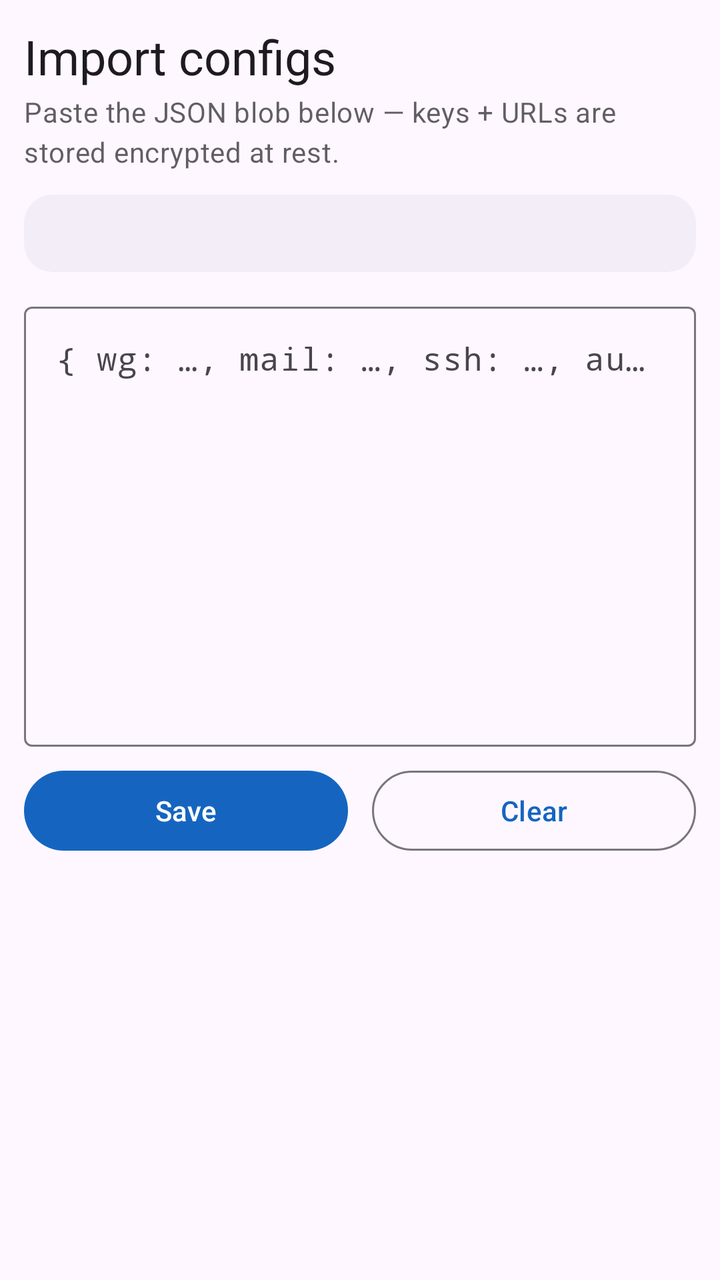
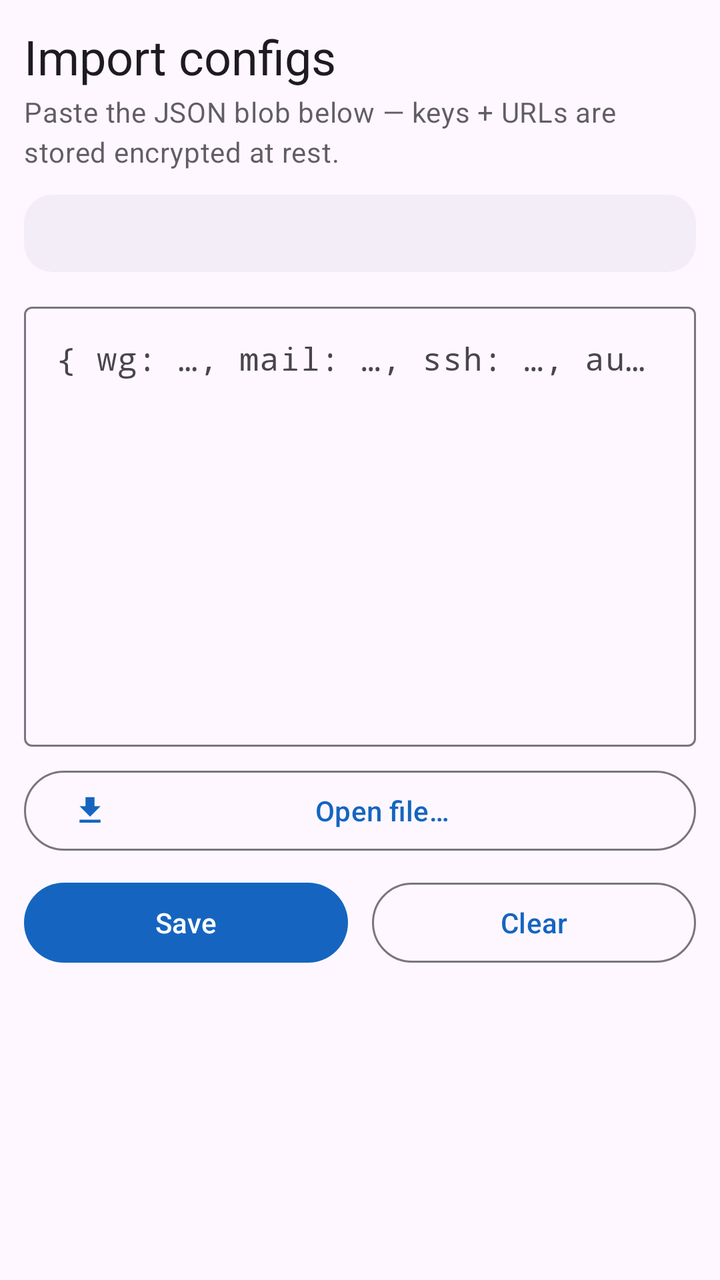

Screens rendered from an Android XML layout before and after an edit, with the pre-edit source and the edit as a unified diff.
<!-- AndroidManifest.xml: application theme Theme.Superapp -->
<!-- res/layout/fragment_import_configs.xml -->
<?xml version="1.0" encoding="utf-8"?>
<ScrollView xmlns:android="http://schemas.android.com/apk/res/android"
    xmlns:app="http://schemas.android.com/apk/res-auto"
    android:layout_width="match_parent"
    android:layout_height="match_parent"
    android:fillViewport="true">

    <LinearLayout
        android:layout_width="match_parent"
        android:layout_height="wrap_content"
        android:orientation="vertical"
        android:padding="12dp">

        <TextView
            android:layout_width="match_parent"
            android:layout_height="wrap_content"
            android:textColor="?attr/colorOnSurface"
            android:textAppearance="?attr/textAppearanceHeadlineSmall"
            android:text="@string/import_title" />

        <TextView
            android:layout_width="match_parent"
            android:layout_height="wrap_content"
            android:layout_marginTop="2dp"
            android:alpha="0.7"
            android:textAppearance="?attr/textAppearanceBodyMedium"
            android:text="@string/import_subtitle" />

        <com.google.android.material.card.MaterialCardView
            android:layout_width="match_parent"
            android:layout_height="wrap_content"
            android:layout_marginTop="12dp"
            app:cardCornerRadius="14dp"
            app:cardElevation="0dp"
            app:strokeWidth="0dp"
            app:cardBackgroundColor="?attr/colorSurfaceContainer">

            <TextView
                android:id="@+id/import_schema"
                android:layout_width="match_parent"
                android:layout_height="wrap_content"
                android:padding="12dp"
                android:fontFamily="monospace"
                android:textIsSelectable="true"
                android:textAppearance="?attr/textAppearanceLabelSmall" />
        </com.google.android.material.card.MaterialCardView>

        <com.google.android.material.textfield.TextInputLayout
            android:layout_width="match_parent"
            android:layout_height="wrap_content"
            android:layout_marginTop="12dp"
            android:hint="@string/import_input_hint">

            <com.google.android.material.textfield.TextInputEditText
                android:id="@+id/import_input"
                android:layout_width="match_parent"
                android:layout_height="220dp"
                android:gravity="top"
                android:fontFamily="monospace"
                android:inputType="textMultiLine|textNoSuggestions"
                android:textIsSelectable="true" />
        </com.google.android.material.textfield.TextInputLayout>

        <LinearLayout
            android:layout_width="match_parent"
            android:layout_height="wrap_content"
            android:layout_marginTop="8dp"
            android:orientation="horizontal">

            <com.google.android.material.button.MaterialButton
                android:id="@+id/import_save"
                style="?attr/materialButtonStyle"
                android:layout_width="0dp"
                android:layout_height="wrap_content"
                android:layout_weight="1"
                android:layout_marginEnd="6dp"
                android:text="@string/import_save" />

            <com.google.android.material.button.MaterialButton
                android:id="@+id/import_clear"
                style="?attr/materialButtonOutlinedStyle"
                android:layout_width="0dp"
                android:layout_height="wrap_content"
                android:layout_weight="1"
                android:layout_marginStart="6dp"
                android:text="@string/import_clear" />
        </LinearLayout>

        <TextView
            android:id="@+id/import_status"
            android:layout_width="match_parent"
            android:layout_height="wrap_content"
            android:layout_marginTop="8dp"
            android:alpha="0.7"
            android:textAppearance="?attr/textAppearanceLabelMedium" />
    </LinearLayout>
</ScrollView>
<!-- resources referenced by this layout -->
<resources>
  <string name="import_clear">Clear</string>
  <string name="import_input_hint">{ "wg": …, "mail": …, "ssh": …, "auth": … }</string>
  <string name="import_save">Save</string>
  <string name="import_subtitle">Paste the JSON blob below — keys + URLs are stored encrypted at rest.</string>
  <string name="import_title">Import configs</string>
  <style name="Theme.Superapp" parent="Theme.Material3.DayNight.NoActionBar">
          
          <item name="colorPrimary">@color/cloud_primary</item>
          <item name="colorOnPrimary">@color/cloud_on_primary</item>
          <item name="colorPrimaryContainer">@color/cloud_primary_container</item>
          <item name="colorOnPrimaryContainer">@color/cloud_on_primary_container</item>
          <item name="colorSecondary">@color/cloud_secondary</item>
          <item name="colorSecondaryContainer">@color/cloud_secondary_container</item>
          <item name="colorOnSecondaryContainer">@color/cloud_on_secondary_container</item>
          <item name="colorTertiary">@color/cloud_tertiary</item>
          <item name="colorTertiaryContainer">@color/cloud_tertiary_container</item>
  
          
          <item name="android:statusBarColor" tools:targetApi="lollipop">@android:color/transparent</item>
          <item name="android:navigationBarColor" tools:targetApi="lollipop">@android:color/transparent</item>
          <item name="android:windowDrawsSystemBarBackgrounds" tools:targetApi="lollipop">true</item>
          <item name="android:windowLightStatusBar" tools:targetApi="m">true</item>
          <item name="android:windowLightNavigationBar" tools:targetApi="o_mr1">true</item>
          <item name="android:enforceStatusBarContrast" tools:targetApi="q">false</item>
          <item name="android:enforceNavigationBarContrast" tools:targetApi="q">false</item>
  
          
          <item name="bottomNavigationStyle">@style/Widget.CloudSuperApp.BottomNavigationView</item>
      </style>
  <color name="cloud_primary">#FF1565C0</color>
  <color name="cloud_on_primary">#FFFFFFFF</color>
  <color name="cloud_primary_container">#FFD0E4FF</color>
  <color name="cloud_on_primary_container">#FF001D36</color>
  <color name="cloud_secondary">#FF535F70</color>
  <color name="cloud_secondary_container">#FFD7E3F7</color>
  <color name="cloud_on_secondary_container">#FF101C2B</color>
  <color name="cloud_tertiary">#FF6B5778</color>
  <color name="cloud_tertiary_container">#FFF3DAFF</color>
  <style name="Widget.CloudSuperApp.BottomNavigationView" parent="Widget.Material3.BottomNavigationView">
          <item name="itemActiveIndicatorStyle">@style/Widget.CloudSuperApp.BottomNavigationView.ActiveIndicator</item>
      </style>
  <style name="Widget.CloudSuperApp.BottomNavigationView.ActiveIndicator" parent="Widget.Material3.BottomNavigationView.ActiveIndicator">
          <item name="android:color">@color/cloud_primary_container</item>
      </style>
</resources>

<!-- the commit's change to res/layout/fragment_import_configs.xml (unified diff, before → after) -->
@@ -61,6 +61,15 @@
                 android:textIsSelectable="true" />
         </com.google.android.material.textfield.TextInputLayout>
 
+        <com.google.android.material.button.MaterialButton
+            android:id="@+id/import_from_file"
+            style="?attr/materialButtonOutlinedStyle"
+            android:layout_width="match_parent"
+            android:layout_height="wrap_content"
+            android:layout_marginTop="8dp"
+            app:icon="@drawable/ic_p_import"
+            android:text="@string/import_from_file" />
+
         <LinearLayout
             android:layout_width="match_parent"
             android:layout_height="wrap_content"
<!-- resource entries referenced after the edit -->
@@ -1,6 +1,15 @@
 <!-- resources referenced by this layout -->
 <resources>
+  <!-- drawable ic_p_import (drawable) -->
+  <?xml version="1.0" encoding="utf-8"?>
+  <vector xmlns:android="http://schemas.android.com/apk/res/android"
+      android:width="24dp" android:height="24dp"
+      android:viewportWidth="24" android:viewportHeight="24">
+      <path android:fillColor="@android:color/white"
+          android:pathData="M19,9 h-4 V3 H9 v6 H5 l7,7 z M5,18 v2 h14 v-2 z" />
+  </vector>
   <string name="import_clear">Clear</string>
+  <string name="import_from_file">Open file…</string>
   <string name="import_input_hint">{ "wg": …, "mail": …, "ssh": …, "auth": … }</string>
   <string name="import_save">Save</string>
   <string name="import_subtitle">Paste the JSON blob below — keys + URLs are stored encrypted at rest.</string>
